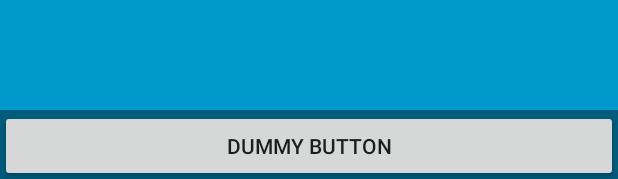
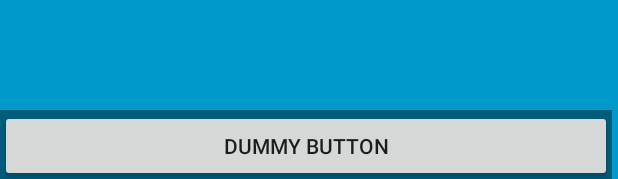
Before and after one commit to brimoo/P2T, an Android app: the layout activity_main.xml on its own in the app's theme, with its tools: preview values and no code run, on a phone screen of 412 x 824 dp. Shown: the part 1054-1233 px from the top of the screen. Run offline under Robolectric (Android 15) with nearby library versions, the phone set to English and light mode, and no system bars.

```diff
--- a/app/src/main/AndroidManifest.xml
+++ b/app/src/main/AndroidManifest.xml
@@ -22,4 +22,8 @@
         </activity>
     </application>
 
+    <uses-permission android:name="android.permission.CAMERA"/>
+    <uses-permission android:name="android.permission.WRITE_EXTERNAL_STORAGE" />
+    <uses-feature android:name="android.hardware.camera2.full" />
+
 </manifest>
--- a/app/src/main/res/layout/activity_main.xml
+++ b/app/src/main/res/layout/activity_main.xml
@@ -23,7 +23,7 @@
     <!-- This FrameLayout insets its children based on system windows using
          android:fitsSystemWindows. -->
     <FrameLayout
-        android:layout_width="match_parent"
+        android:layout_width="408dp"
         android:layout_height="match_parent"
         android:fitsSystemWindows="true">
 
```
